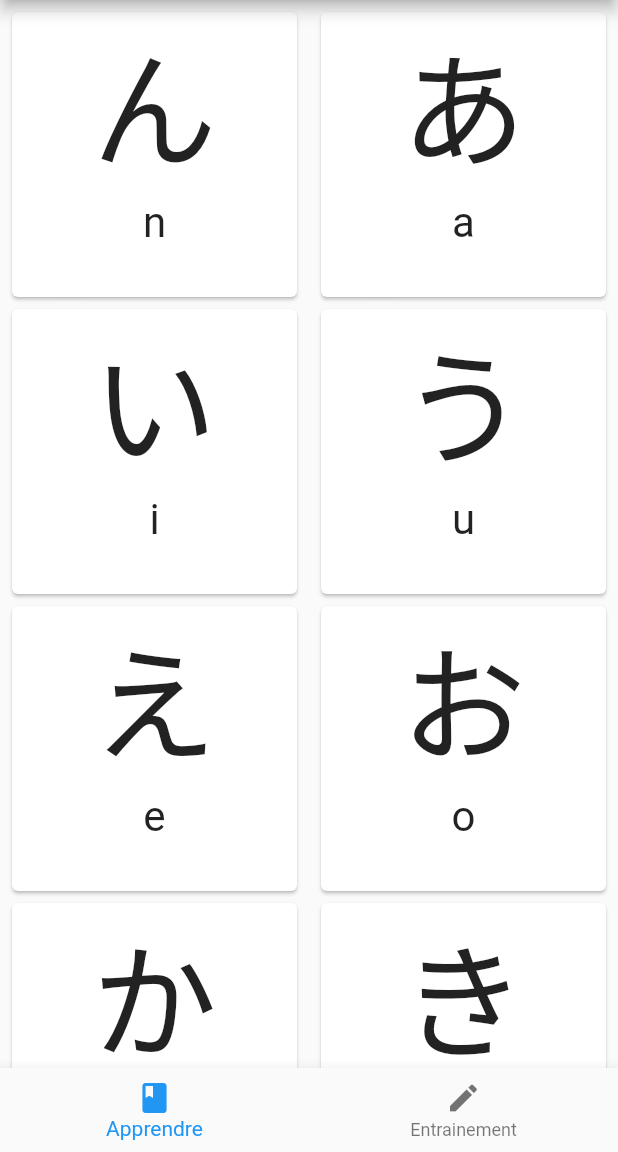
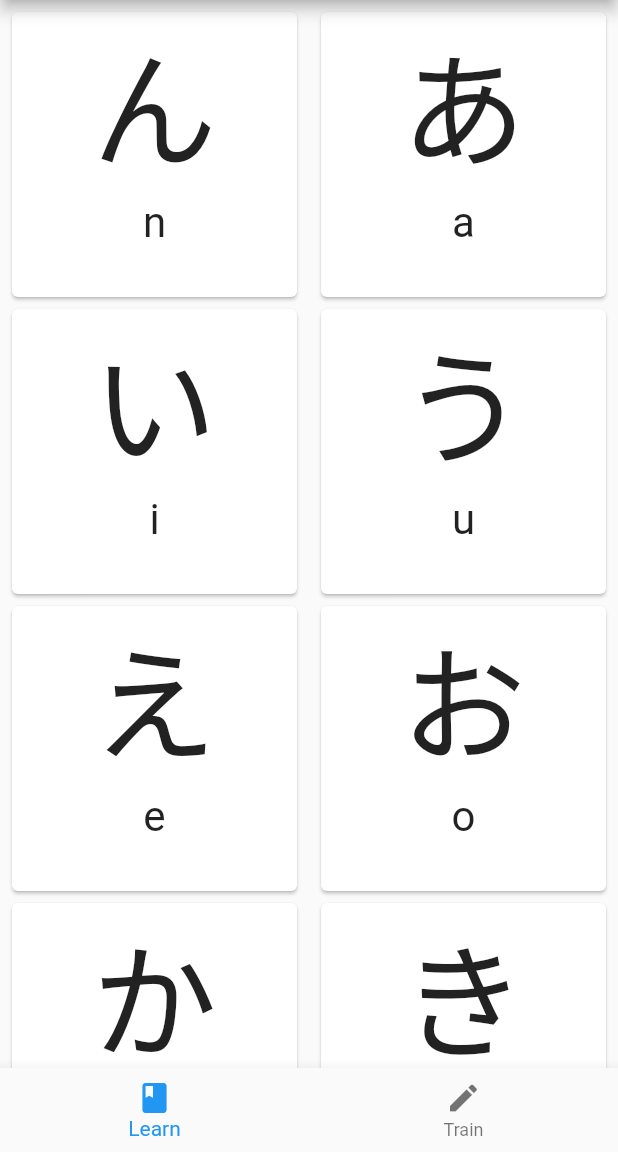
Before and after one commit to smasson99/Tp3-ProgMobile-Session-06, a Flutter app: the screen it shows after launch, on a phone screen of 412 x 824 dp, the part 84-1236 px from its top. Run offline on Flutter 3.47's test engine with Material 2 defaults, Android fonts, the phone set to English and light mode, and no system bars.

```diff
--- a/lib/app/home/home.dart
+++ b/lib/app/home/home.dart
@@ -27,8 +27,8 @@ class _HomeState extends State<Home>{
         ),
         bottomNavigationBar: BottomNavigationBar(
         items: <BottomNavigationBarItem>[
-          BottomNavigationBarItem(icon: Icon(Icons.book), title:  Text('Apprendre')),
-          BottomNavigationBarItem(icon: Icon(Icons.create), title:  Text('Entrainement')),
+          BottomNavigationBarItem(icon: Icon(Icons.book), title:  Text(strings.learn)),
+          BottomNavigationBarItem(icon: Icon(Icons.create), title:  Text(strings.train)),
         ],
           currentIndex: _selectedIndex,
           onTap:  _onItemTapped,
```
